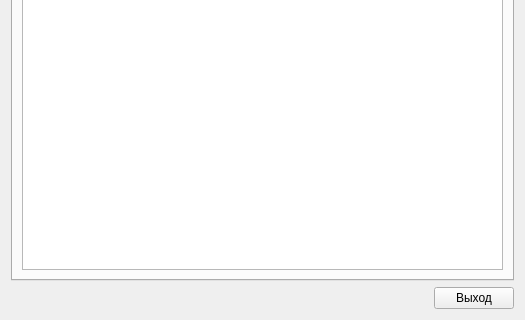
Before: the Qt Designer form simplepython.ui in Winand/SimplePython, drawn with Qt 5; both pictures show x 0 to 525 and y 148 to 468 of the 525 by 468 pixel window.
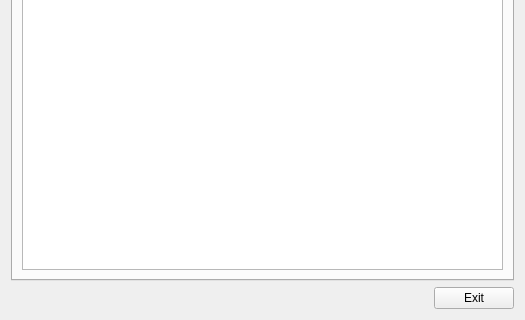
After: the same form once the commit is applied.

```diff
--- a/simplepython.ui
+++ b/simplepython.ui
@@ -85,7 +85,7 @@
    <item row="1" column="1">
     <widget class="QPushButton" name="btnExit">
      <property name="text">
-      <string>Выход</string>
+      <string>Exit</string>
      </property>
     </widget>
    </item>
```
